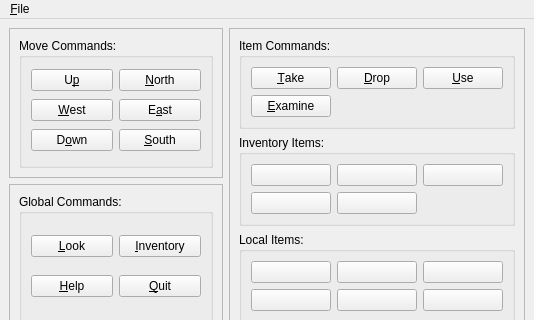
Qt form adventure/qt/widget/mainwindow.ui (jefftranter/raspberrypi) before a commit; both pictures show x 0 to 534 and y 0 to 320 of the 534 by 616 pixel window.
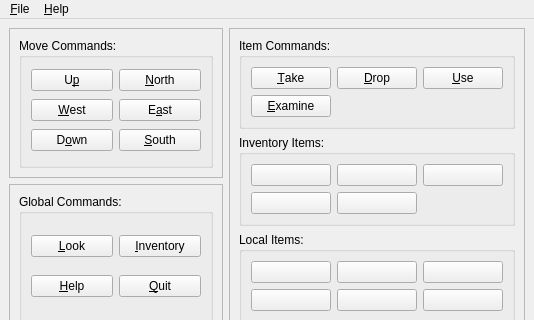
The same form after that commit.

Commit message: Add about box.

```diff
--- a/adventure/qt/widget/mainwindow.ui
+++ b/adventure/qt/widget/mainwindow.ui
@@ -403,7 +403,14 @@
     </property>
     <addaction name="actionQuit"/>
    </widget>
+   <widget class="QMenu" name="menuHelp">
+    <property name="title">
+     <string>&amp;Help</string>
+    </property>
+    <addaction name="actionAbout"/>
+   </widget>
    <addaction name="menuFile"/>
+   <addaction name="menuHelp"/>
   </widget>
   <widget class="QStatusBar" name="statusbar"/>
   <action name="actionQuit">
```
Left out of the diff: 9 changed lines with no effect on the pictures. The commit also changes 2 other files.
